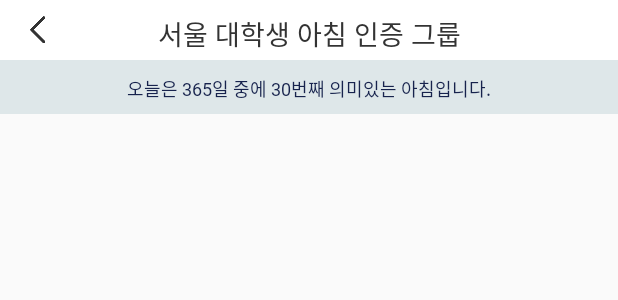
After one commit to nneaning/meaning_Android, an Android app: the layout activity_group_feed_sns.xml on its own in the app's theme, with its tools: preview values and no code run, on a phone screen of 412 x 824 dp. The commit adds this screen. Shown: the top 300 px of the screen. Run offline under Robolectric (Android 15) with nearby library versions, the phone set to English and light mode, and no system bars.

Commit message:
[feat] 마이 피드, 그룹피드 sns 레이아웃 생성
마이 피드, 그룹피드 sns 레이아웃 생성

Related to : #39

```diff
--- /dev/null
+++ b/app/src/main/res/layout/activity_group_feed_sns.xml
@@ -0,0 +1,116 @@
+<?xml version="1.0" encoding="utf-8"?>
+<layout xmlns:android="http://schemas.android.com/apk/res/android"
+    xmlns:app="http://schemas.android.com/apk/res-auto"
+    xmlns:tools="http://schemas.android.com/tools">
+
+    <data>
+        <variable
+            name="groupFeedSnsActivity"
+            type="meaning.morning.presentation.GroupFeedSnsActivity" />
+    </data>
+
+    <androidx.constraintlayout.widget.ConstraintLayout
+        android:layout_width="match_parent"
+        android:layout_height="match_parent"
+        tools:context=".presentation.GroupFeedSnsActivity">
+
+        <androidx.constraintlayout.widget.ConstraintLayout
+            android:id="@+id/ct_top"
+            android:layout_width="match_parent"
+            android:layout_height="wrap_content"
+            android:background="@color/meaning_white_FF"
+            app:layout_constraintEnd_toEndOf="parent"
+            app:layout_constraintStart_toStartOf="parent"
+            app:layout_constraintTop_toTopOf="parent">
+
+            <ImageView
+                android:layout_width="wrap_content"
+                android:layout_height="wrap_content"
+                android:layout_marginStart="5dp"
+                android:src="@drawable/back_btn"
+                android:onClick="@{()->groupFeedSnsActivity.backButton()}"
+                app:layout_constraintStart_toStartOf="parent"
+                app:layout_constraintTop_toTopOf="parent" />
+
+            <TextView
+                android:id="@+id/tv_myfeed"
+                android:layout_width="wrap_content"
+                android:layout_height="wrap_content"
+                android:layout_marginTop="9dp"
+                android:fontFamily="@font/spoqahansansneo_medium"
+                android:includeFontPadding="false"
+                android:text="서울 대학생 아침 인증 그룹"
+                android:textColor="@color/grey1_33"
+                android:textSize="18sp"
+                app:layout_constraintEnd_toEndOf="parent"
+                app:layout_constraintStart_toStartOf="parent"
+                app:layout_constraintTop_toTopOf="parent" />
+
+
+        </androidx.constraintlayout.widget.ConstraintLayout>
+
+        <androidx.coordinatorlayout.widget.CoordinatorLayout
+            android:id="@+id/cd_top_myfeed"
+            android:layout_width="match_parent"
+            android:layout_height="wrap_content"
+            app:layout_constraintEnd_toEndOf="parent"
+            app:layout_constraintStart_toStartOf="parent"
+            app:layout_constraintTop_toBottomOf="@id/ct_top">
+
+            <com.google.android.material.appbar.AppBarLayout
+                android:layout_width="match_parent"
+                android:layout_height="wrap_content">
+
+                <com.google.android.material.appbar.CollapsingToolbarLayout
+                    android:layout_width="match_parent"
+                    android:layout_height="wrap_content"
+                    android:fitsSystemWindows="true"
+                    app:layout_scrollFlags="scroll|enterAlways|enterAlwaysCollapsed"
+                    app:titleEnabled="false">
+
+                    <TextView
+                        android:layout_width="match_parent"
+                        android:layout_height="wrap_content"
+                        android:background="@color/meaning_lightblue_DE"
+                        android:fontFamily="@font/spoqahansansneo_medium"
+                        android:includeFontPadding="false"
+                        android:paddingTop="10dp"
+                        android:paddingBottom="8dp"
+                        android:text="오늘은 365일 중에 30번째 의미있는 아침입니다."
+                        android:textAlignment="center"
+                        android:textColor="@color/meaning_navy_17"
+                        android:textSize="12sp"
+                        app:layout_constraintEnd_toEndOf="parent"
+                        app:layout_constraintStart_toStartOf="parent" />
+
+                </com.google.android.material.appbar.CollapsingToolbarLayout>
+
+            </com.google.android.material.appbar.AppBarLayout>
+
+            <androidx.core.widget.NestedScrollView
+                android:layout_width="match_parent"
+                android:layout_height="match_parent"
+                app:layout_behavior="@string/appbar_scrolling_view_behavior"
+                app:layout_constraintBottom_toBottomOf="parent"
+                app:layout_constraintEnd_toEndOf="parent"
+                app:layout_constraintStart_toStartOf="parent">
+
+                <RelativeLayout
+                    android:layout_width="match_parent"
+                    android:layout_height="match_parent"
+                    app:layout_behavior="@string/appbar_scrolling_view_behavior">
+
+                    <FrameLayout
+                        android:id="@+id/frameLayout_groupFeedSns"
+                        android:layout_width="match_parent"
+                        android:layout_height="wrap_content" />
+
+                </RelativeLayout>
+
+            </androidx.core.widget.NestedScrollView>
+
+        </androidx.coordinatorlayout.widget.CoordinatorLayout>
+
+
+    </androidx.constraintlayout.widget.ConstraintLayout>
+</layout>
--- a/app/src/main/res/values/strings.xml
+++ b/app/src/main/res/values/strings.xml
@@ -1,3 +1,5 @@
 <resources>
     <string name="app_name">Andromeaning</string>
+    <!-- TODO: Remove or change this placeholder text -->
+    <string name="hello_blank_fragment">Hello blank fragment</string>
 </resources>
```
Also changed, not shown: app/src/main/java/meaning/morning/Presentation/MyFeedMainActivity.kt (deleted, +0 -57 lines), app/src/main/java/meaning/morning/Presentation/adapter/MyFeedPictureAdapter.kt (deleted, +0 -36 lines), app/src/main/res/layout/activity_group_feed.xml (added, +116 -0 lines), app/src/main/res/layout/activity_my_feed_main.xml (+26 -17 lines), app/src/main/res/layout/activity_my_feed_sns.xml (added, +115 -0 lines), app/src/main/res/layout/fragment_picture_recyclerview.xml (added, +26 -0 lines), app/src/main/res/layout/fragment_sns_recyclerview.xml (added, +25 -0 lines), app/src/main/res/layout/sns_item_list.xml (added, +98 -0 lines), app/src/main/res/values/colors.xml (+13 -13 lines).
